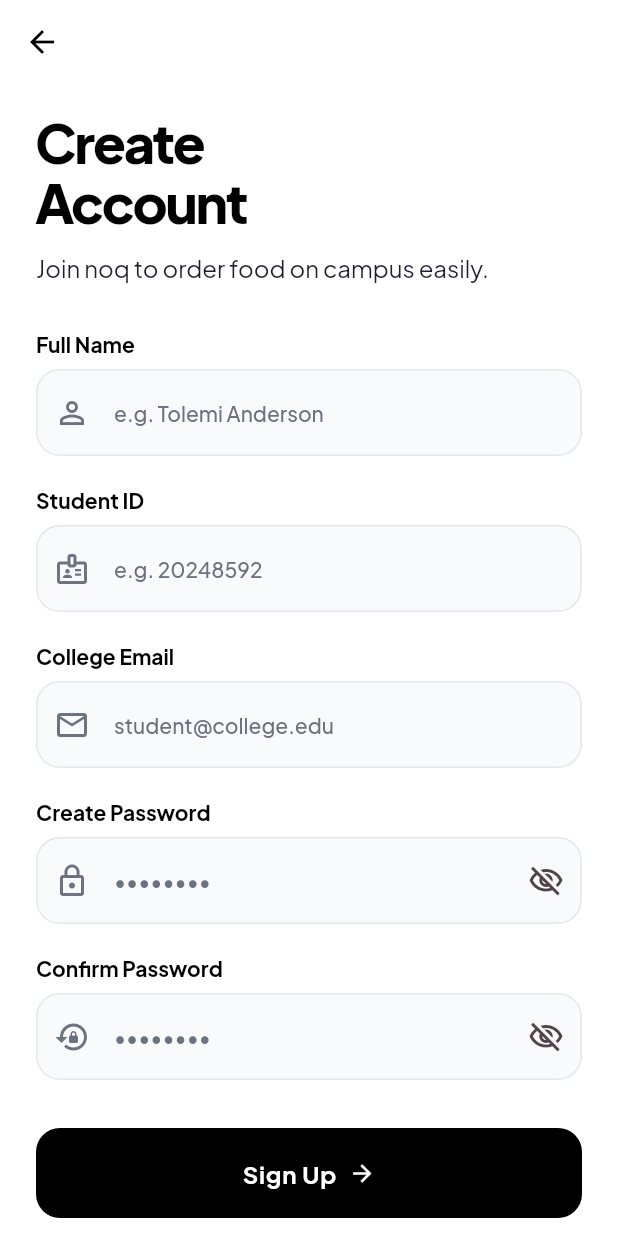
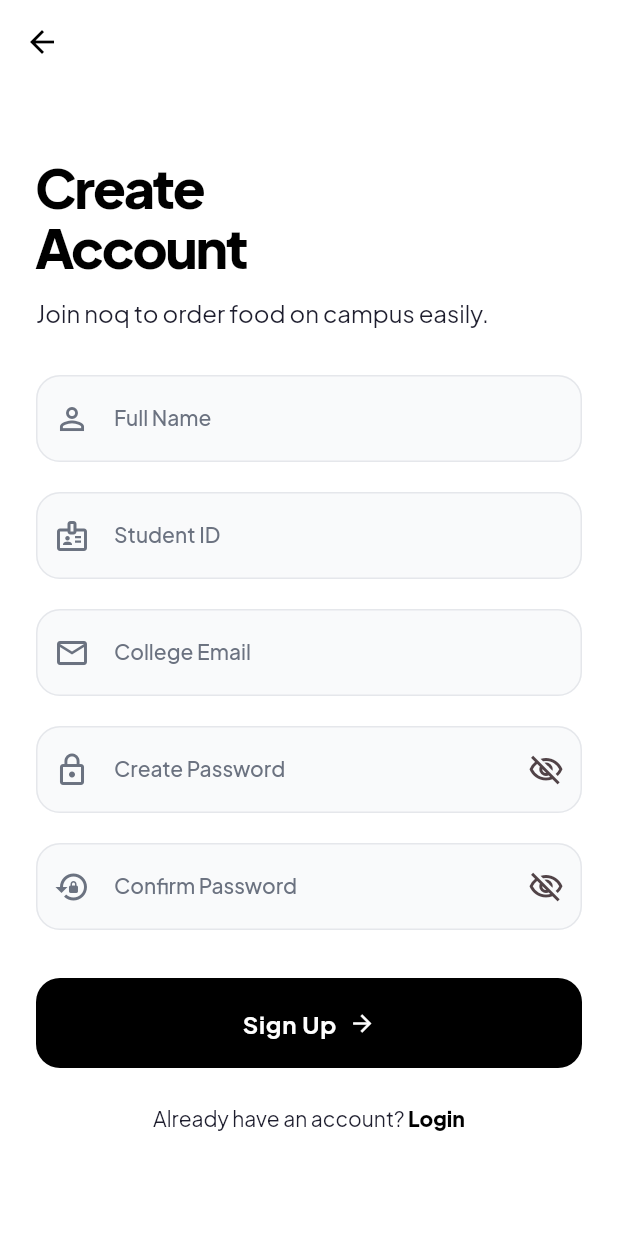
Before and after one commit to rahulx3-dev/noq, a Flutter app: the screen it shows after launch, after a tap on "Sign Up", on a phone screen of 412 x 824 dp. Run offline on Flutter 3.47's test engine with Material 3 defaults, Android fonts, the phone set to English and light mode, and no system bars; our stand-ins replace cloud_firestore, connectivity_plus, firebase_auth, firebase_core, firebase_storage, fl_chart and 7 more; missing offline and left inert: mobile_scanner; accounts and stored records are empty.

Commit message:
changes in auth module

```diff
--- a/lib/app/themes/auth_theme.dart
+++ b/lib/app/themes/auth_theme.dart
@@ -34,6 +34,8 @@
           borderSide: const BorderSide(color: primaryColor, width: 1.5),
         ),
         hintStyle: GoogleFonts.plusJakartaSans(color: lightText, fontSize: 14),
+        labelStyle: GoogleFonts.plusJakartaSans(color: lightText, fontSize: 14),
+        floatingLabelStyle: GoogleFonts.plusJakartaSans(color: primaryColor, fontSize: 12, fontWeight: FontWeight.w700),
         prefixIconColor: lightText,
       ),
       elevatedButtonTheme: ElevatedButtonThemeData(
--- a/lib/features/auth/screens/login_screen.dart
+++ b/lib/features/auth/screens/login_screen.dart
@@ -137,25 +137,21 @@
                   ),
                 ),
                 const SizedBox(height: 40),
-                _buildFieldLabel('ID or Email', theme),
-                const SizedBox(height: 8),
                 TextField(
                   controller: _idEmailController,
                   style: GoogleFonts.plusJakartaSans(fontSize: 14, fontWeight: FontWeight.w500),
                   decoration: const InputDecoration(
-                    hintText: 'e.g. 20248592 or email@college.edu',
+                    labelText: 'ID or Email',
                     prefixIcon: Icon(Icons.person_outline),
                   ),
                 ),
                 const SizedBox(height: 20),
-                _buildFieldLabel('Password', theme),
-                const SizedBox(height: 8),
                 TextField(
                   controller: _passwordController,
                   obscureText: _obscurePassword,
                   style: GoogleFonts.plusJakartaSans(fontSize: 14, fontWeight: FontWeight.w500),
                   decoration: InputDecoration(
-                    hintText: '••••••••',
+                    labelText: 'Password',
                     prefixIcon: const Icon(Icons.lock_outline),
                     suffixIcon: IconButton(
                       icon: Icon(
@@ -232,18 +228,4 @@
       ),
     );
   }
-
-  Widget _buildFieldLabel(String label, ThemeData theme) {
-    return Align(
-      alignment: Alignment.centerLeft,
-      child: Text(
-        label,
-        style: GoogleFonts.plusJakartaSans(
-          fontSize: 14,
-          fontWeight: FontWeight.w700,
-          color: theme.primaryColor,
-        ),
-      ),
-    );
-  }
 }
--- a/lib/features/auth/screens/signup_screen.dart
+++ b/lib/features/auth/screens/signup_screen.dart
@@ -152,48 +152,40 @@
                   ),
                 ),
                 const SizedBox(height: 32),
-                _buildFieldLabel('Full Name', theme),
-                const SizedBox(height: 8),
                 TextField(
                   controller: _nameController,
                   style: GoogleFonts.plusJakartaSans(fontSize: 14, fontWeight: FontWeight.w500),
                   decoration: const InputDecoration(
-                    hintText: 'e.g. Tolemi Anderson',
+                    labelText: 'Full Name',
                     prefixIcon: Icon(Icons.person_outline),
                   ),
                 ),
                 const SizedBox(height: 20),
-                _buildFieldLabel('Student ID', theme),
-                const SizedBox(height: 8),
                 TextField(
                   controller: _studentIdController,
                   style: GoogleFonts.plusJakartaSans(fontSize: 14, fontWeight: FontWeight.w500),
                   decoration: const InputDecoration(
-                    hintText: 'e.g. 20248592',
+                    labelText: 'Student ID',
                     prefixIcon: Icon(Icons.badge_outlined),
                   ),
                 ),
                 const SizedBox(height: 20),
-                _buildFieldLabel('College Email', theme),
-                const SizedBox(height: 8),
                 TextField(
                   controller: _emailController,
                   keyboardType: TextInputType.emailAddress,
                   style: GoogleFonts.plusJakartaSans(fontSize: 14, fontWeight: FontWeight.w500),
                   decoration: const InputDecoration(
-                    hintText: 'student@college.edu',
+                    labelText: 'College Email',
                     prefixIcon: Icon(Icons.email_outlined),
                   ),
                 ),
                 const SizedBox(height: 20),
-                _buildFieldLabel('Create Password', theme),
-                const SizedBox(height: 8),
                 TextField(
                   controller: _passwordController,
                   obscureText: _obscurePassword,
                   style: GoogleFonts.plusJakartaSans(fontSize: 14, fontWeight: FontWeight.w500),
                   decoration: InputDecoration(
-                    hintText: '••••••••',
+                    labelText: 'Create Password',
                     prefixIcon: const Icon(Icons.lock_outline),
                     suffixIcon: IconButton(
                       icon: Icon(
@@ -209,14 +201,12 @@
                 ),
                 AppPasswordValidator(password: _passwordController.text),
                 const SizedBox(height: 20),
-                _buildFieldLabel('Confirm Password', theme),
-                const SizedBox(height: 8),
                 TextField(
                   controller: _confirmPasswordController,
                   obscureText: _obscureConfirmPassword,
                   style: GoogleFonts.plusJakartaSans(fontSize: 14, fontWeight: FontWeight.w500),
                   decoration: InputDecoration(
-                    hintText: '••••••••',
+                    labelText: 'Confirm Password',
                     prefixIcon: const Icon(Icons.lock_reset),
                     suffixIcon: IconButton(
                       icon: Icon(
@@ -278,15 +268,4 @@
       ),
     );
   }
-
-  Widget _buildFieldLabel(String label, ThemeData theme) {
-    return Text(
-      label,
-      style: GoogleFonts.plusJakartaSans(
-        fontSize: 14,
-        fontWeight: FontWeight.w700,
-        color: theme.primaryColor,
-      ),
-    );
-  }
 }
--- a/lib/features/student/screens/student_edit_profile_screen.dart
+++ b/lib/features/student/screens/student_edit_profile_screen.dart
@@ -143,7 +143,7 @@
       body: Stack(
         children: [
           SingleChildScrollView(
-            padding: const EdgeInsets.fromLTRB(24, 24, 24, 140),
+            padding: const EdgeInsets.fromLTRB(24, 24, 24, 180),
             child: Form(
               key: _formKey,
               child: Column(
--- a/lib/features/student/screens/student_token_screen.dart
+++ b/lib/features/student/screens/student_token_screen.dart
@@ -478,21 +478,27 @@
                   ),
                 ),
                 Expanded(
-                  child: pastOrders.isEmpty
-                      ? Center(
+                  child: Consumer(
+                    builder: (context, ref, _) {
+                      final updatedPastOrders = ref.watch(studentOrderHistoryProvider);
+
+                      if (updatedPastOrders.isEmpty) {
+                        return Center(
                           child: Text(
                             'No past tokens found',
                             style: GoogleFonts.plusJakartaSans(
                               color: Colors.grey.shade400,
                             ),
                           ),
-                        )
-                      : ListView.builder(
+                        );
+                      }
+
+                      return ListView.builder(
                         physics: const BouncingScrollPhysics(),
                         padding: const EdgeInsets.fromLTRB(20, 0, 20, 120),
-                          itemCount: pastOrders.length,
+                        itemCount: updatedPastOrders.length,
                         itemBuilder: (_, i) {
-                            final order = pastOrders[i];
+                          final order = updatedPastOrders[i];
                           final groupId =
                               order['checkoutGroupId'] ?? order['orderId'];
                           final isSelected = selectedGroups.contains(groupId);
@@ -519,6 +525,8 @@
                                   selectedGroups.add(groupId);
                                 });
                               }
+                            },
+                          );
                         },
                       );
                     },
```
Lines whose indentation alone changed are shown as unchanged.
